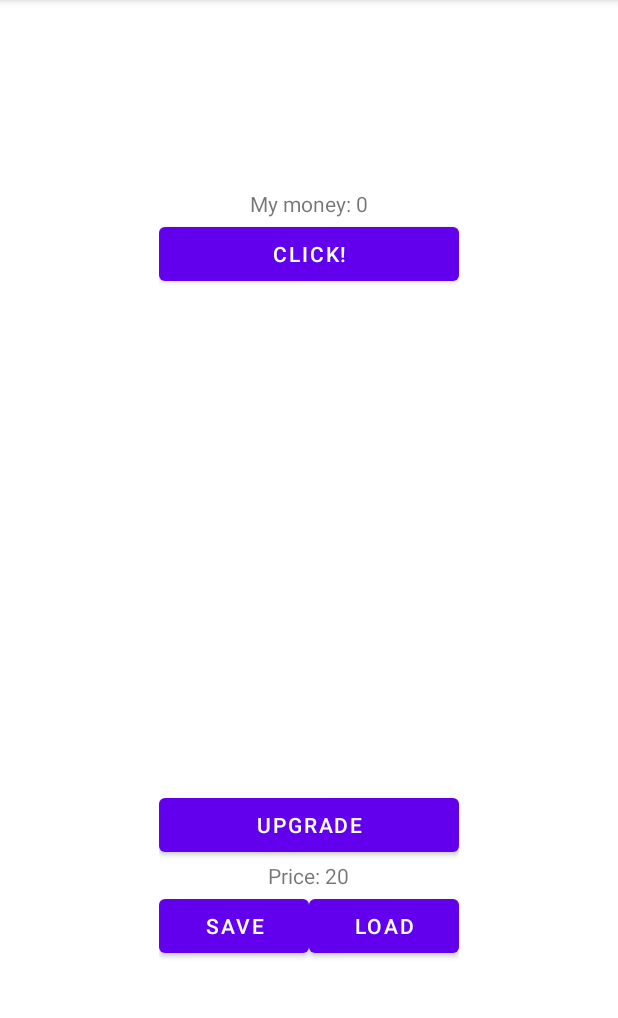
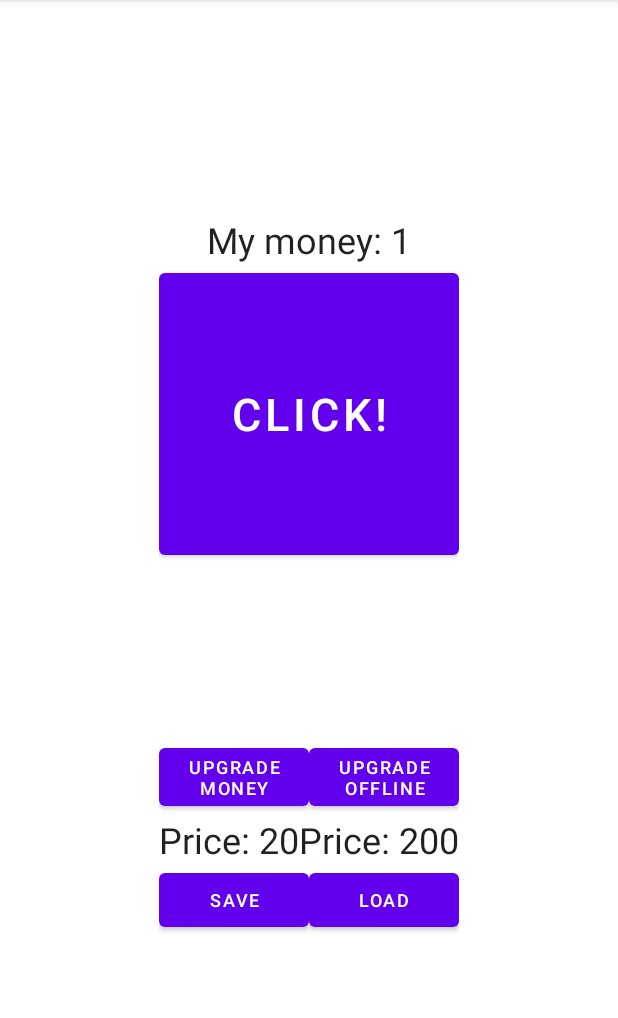
Before and after one commit to SunZar/MyItSchool, an Android app: the screen it shows after launch (MainActivity), on a phone screen of 412 x 824 dp, the part 84-1102 px from its top. Run offline under Robolectric (Android 15) with nearby library versions, the phone set to English and light mode, and no system bars.

Commit message:
Visual and offline update:
Added: button "Upgrade offline" for mining money offline

Changed: menu window (increased size of the "Click!" button and other)

```diff
--- a/app/src/main/java/com/example/myitschool/MainActivity.java
+++ b/app/src/main/java/com/example/myitschool/MainActivity.java
@@ -16,13 +16,17 @@ public class MainActivity extends AppCompatActivity {
     private String moneyStr;
     private int money;
 
-    private int levelUpgrade = 1;
+    private int levelUpgradeAddMoney = 1;
+    private int levelUpgradeOfflineMoney = 0;
 
     private int addMoney = 1;
+    private int offlineMoney = 0;
 
     SharedPreferences mySP;
     final int SAVE_MONEY = 0;
-    final int SAVE_LEVEL_UPGRADE = 1;
+    final int SAVE_LEVEL_UPGRADE_ADD_MONEY = 1;
+    final int SAVE_LEVEL_UPGRADE_OFFLINE_MONEY = 0;
+    final int SAVE_OFFLINE_MONEY = 0;
     final int SAVE_ADD_MONEY = 1;
 
     @Override
@@ -32,10 +36,10 @@ public class MainActivity extends AppCompatActivity {
         setContentView(binding.getRoot());
 
 
-        if (getPreferences(MODE_PRIVATE).getInt(String.valueOf(SAVE_LEVEL_UPGRADE), 1) != 1) {
+        if (getPreferences(MODE_PRIVATE).getInt(String.valueOf(SAVE_LEVEL_UPGRADE_ADD_MONEY), 1) != 1) {
             mySP = getPreferences(MODE_PRIVATE);
-            int saveInt = mySP.getInt(String.valueOf(SAVE_LEVEL_UPGRADE), 1);
-            levelUpgrade = saveInt;
+            int saveInt = mySP.getInt(String.valueOf(SAVE_LEVEL_UPGRADE_ADD_MONEY), 1);
+            levelUpgradeAddMoney = saveInt;
         }
 
         if (getPreferences(MODE_PRIVATE).getInt(String.valueOf(SAVE_ADD_MONEY), 1) != 1) {
@@ -51,10 +55,11 @@ public class MainActivity extends AppCompatActivity {
         }
         if (savedInstanceState != null) {
             binding.moneyCount.setText(Integer.toString(savedInstanceState.getInt("money")));
-            levelUpgrade = savedInstanceState.getInt("levelUpgrade");
+            levelUpgradeAddMoney = savedInstanceState.getInt("levelUpgradeAddMoney");
             addMoney = savedInstanceState.getInt("addMoney");
         }
-        binding.upgradePrice.setText("Price: " + Integer.toString(addMoney * 20));
+        binding.upgradeAddMoneyPrice.setText("Price: " + Integer.toString(addMoney * 20));
+        binding.upgradeOfflineMoneyPrice.setText("Price: " + Integer.toString((offlineMoney + 1) * 200));
 
         binding.buttonMoney.setOnClickListener(new View.OnClickListener() {
             @Override
@@ -66,18 +71,32 @@ public class MainActivity extends AppCompatActivity {
             }
         });
 
-        binding.buttonUpgrade.setOnClickListener(new View.OnClickListener() {
+        binding.buttonUpgradeAddMoney.setOnClickListener(new View.OnClickListener() {
             @Override
             public void onClick(View view) {
                 if (Integer.parseInt(binding.moneyCount.getText().toString()) >= addMoney * 20) {
                     binding.moneyCount.setText(
                             Integer.toString(Integer.parseInt(binding.moneyCount.getText().toString()) - addMoney * 20)
                     );
-                    levelUpgrade = levelUpgrade + 1;
+                    levelUpgradeAddMoney = levelUpgradeAddMoney + 1;
                     addMoney = addMoney + 1;
-                    binding.upgradePrice.setText("Price: " + Integer.toString(addMoney * 20));
+                    binding.upgradeAddMoneyPrice.setText("Price: " + Integer.toString(addMoney * 20));
                 } else {
                     notEnoughMoney();
+                }
+            }
+        });
+
+        binding.buttonUpgradeOfflineMoney.setOnClickListener(new View.OnClickListener() {
+            @Override
+            public void onClick(View view) {
+                if (Integer.parseInt(binding.moneyCount.getText().toString()) >= addMoney * 20) {
+                    binding.moneyCount.setText(
+                            Integer.toString(Integer.parseInt(binding.moneyCount.getText().toString()) - (offlineMoney + 1) * 200)
+                    );
+                    levelUpgradeOfflineMoney = levelUpgradeOfflineMoney + 1;
+                    offlineMoney = offlineMoney + 1;
+                    binding.upgradeOfflineMoneyPrice.setText("Price: " + Integer.toString((offlineMoney + 1) * 200));
                 }
             }
         });
@@ -96,7 +115,60 @@ public class MainActivity extends AppCompatActivity {
             }
         });
 
+
+
+        OfflineMoney offlineMoney = new OfflineMoney();
+        offlineMoney.start();
+
+//        binding.moneyCount.postDelayed(new Runnable() {
+//            @Override
+//            public void run() {
+//                binding.moneyCount.setText(
+//                        Integer.toString(Integer.parseInt(binding.moneyCount.getText().toString()) + offlineMoney + 1)
+//                );
+//            }
+//        }, 10000);
+
+
+
+
     }
+
+    class OfflineMoney extends Thread {
+        @Override
+        public void run() {
+            while(true) {
+                binding.moneyCount.setText(
+                        Integer.toString(Integer.parseInt(binding.moneyCount.getText().toString()) + offlineMoney + 1)
+                );
+                try {
+                    sleep(10000);
+                } catch (InterruptedException e) {
+                    e.printStackTrace();
+                }
+            }
+        }
+    }
+
+
+//    class OfflineMoney extends Thread {
+//        @Override
+//        public void run() {
+//            for (int i = 0; i < 10; i++) {
+//                binding.moneyCount.setText(
+//                        Integer.toString(Integer.parseInt(binding.moneyCount.getText().toString()) + offlineMoney + 1)
+//                );
+//                try {
+//                    sleep(10000);
+//                } catch (InterruptedException e) {
+//                    e.printStackTrace();
+//                }
+//
+//            }
+//        }
+//    }
+
+
 
     private void notEnoughMoney() {
         Toast.makeText(this, "Not enough money", Toast.LENGTH_SHORT).show();
@@ -106,8 +178,10 @@ public class MainActivity extends AppCompatActivity {
         mySP = getPreferences(MODE_PRIVATE);
         SharedPreferences.Editor editor = mySP.edit();
 
-        editor.putInt(String.valueOf(SAVE_MONEY), money);
-        editor.putInt(String.valueOf(SAVE_LEVEL_UPGRADE), levelUpgrade);
+        editor.putInt(String.valueOf(SAVE_MONEY), Integer.parseInt(binding.moneyCount.getText().toString()));
+        editor.putInt(String.valueOf(SAVE_LEVEL_UPGRADE_ADD_MONEY), levelUpgradeAddMoney);
+        editor.putInt(String.valueOf(SAVE_LEVEL_UPGRADE_OFFLINE_MONEY), levelUpgradeOfflineMoney);
+        editor.putInt(String.valueOf(SAVE_OFFLINE_MONEY), offlineMoney);
         editor.putInt(String.valueOf(SAVE_ADD_MONEY), addMoney);
 
         editor.commit();
@@ -124,7 +198,9 @@ public class MainActivity extends AppCompatActivity {
     protected void onSaveInstanceState(@NonNull Bundle outState) {
         super.onSaveInstanceState(outState);
         outState.putInt("money", Integer.parseInt(binding.moneyCount.getText().toString()));
-        outState.putInt("levelUpgrade", levelUpgrade);
+        outState.putInt("levelUpgradeAddMoney", levelUpgradeAddMoney);
+        outState.putInt("levelUpgradeOfflineMoney", levelUpgradeOfflineMoney);
+        outState.putInt("offlineMoney", offlineMoney);
         outState.putInt("addMoney", addMoney);
     }
 
--- a/app/src/main/res/layout/activity_main.xml
+++ b/app/src/main/res/layout/activity_main.xml
@@ -21,6 +21,7 @@
             <TextView
                 android:id="@+id/money_name"
                 android:text="My money: "
+                android:textAppearance="@style/TextAppearance.AppCompat.Headline"
                 android:layout_width="wrap_content"
                 android:layout_height="wrap_content"
                 android:layout_gravity="center"/>
@@ -28,6 +29,7 @@
             <TextView
                 android:id="@+id/money_count"
                 android:text="0"
+                android:textAppearance="@style/TextAppearance.AppCompat.Headline"
                 android:layout_width="wrap_content"
                 android:layout_height="wrap_content"
                 android:layout_gravity="center"/>
@@ -37,8 +39,9 @@
         <Button
             android:id="@+id/button_money"
             android:text="Click!"
+            android:textSize="30dp"
             android:layout_width="200dp"
-            android:layout_height="wrap_content"
+            android:layout_height="200dp"
             android:gravity="center"/>
 
 
@@ -47,23 +50,59 @@
 
     <LinearLayout
         android:layout_width="wrap_content"
-        android:layout_height="400dp"
+        android:layout_height="200dp"
         android:orientation="vertical"
         android:gravity="bottom">
 
+        <LinearLayout
+            android:layout_width="wrap_content"
+            android:layout_height="wrap_content"
+            android:orientation="horizontal"
+            android:layout_gravity="center">
+
             <Button
-            android:id="@+id/button_upgrade"
-            android:text="Upgrade"
-            android:layout_width="200dp"
+                android:id="@+id/button_upgrade_add_money"
+                android:text="Upgrade money"
+                android:textSize="12dp"
+                android:layout_width="100dp"
+                android:layout_height="wrap_content"
+                android:layout_gravity="center"/>
+
+            <Button
+                android:id="@+id/button_upgrade_offline_money"
+                android:text="Upgrade offline"
+                android:textSize="12dp"
+                android:layout_width="100dp"
+                android:layout_height="wrap_content"
+                android:layout_gravity="center"/>
+
+        </LinearLayout>
+
+        <LinearLayout
+            android:layout_width="wrap_content"
+            android:layout_height="wrap_content"
+            android:orientation="horizontal"
+            android:layout_gravity="center">
+
+            <TextView
+                android:id="@+id/upgrade_add_money_price"
+                android:text="Price: 20"
+                android:textAppearance="@style/TextAppearance.AppCompat.Headline"
+                android:layout_width="wrap_content"
                 android:layout_height="wrap_content"
                 android:layout_gravity="center"/>
 
             <TextView
-            android:id="@+id/upgrade_price"
-            android:text="Price: 4"
+                android:id="@+id/upgrade_offline_money_price"
+                android:text="Price: 200"
+                android:textAppearance="@style/TextAppearance.AppCompat.Headline"
                 android:layout_width="wrap_content"
                 android:layout_height="wrap_content"
                 android:layout_gravity="center"/>
+
+        </LinearLayout>
+
+
 
     </LinearLayout>
 
@@ -74,6 +113,7 @@
         <Button
             android:id="@+id/button_save"
             android:text="Save"
+            android:textSize="12dp"
             android:layout_width="100dp"
             android:layout_height="wrap_content"
             android:layout_gravity="center"/>
@@ -81,6 +121,7 @@
         <Button
             android:id="@+id/button_load"
             android:text="Load"
+            android:textSize="12dp"
             android:layout_width="100dp"
             android:layout_height="wrap_content"
             android:layout_gravity="center"/>
```
Lines whose indentation alone changed are shown as unchanged.
